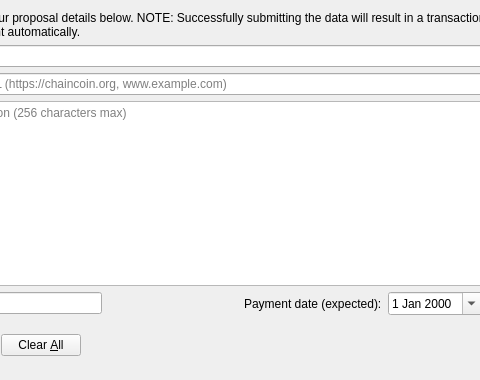
The window that src/qt/forms/proposaldialog.ui (DreamShokk/bagicoin) describes before a commit, drawn with Qt 5; both pictures show x 96 to 576 and y 0 to 380 of the 700 by 380 pixel window.
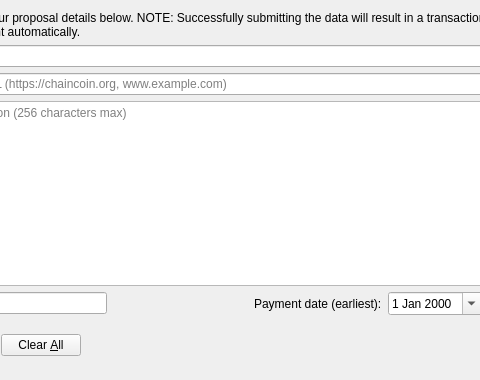
The same window after the commit. Icons and pictures are not drawn. Custom widgets are drawn as their Qt base class.

Commit message: fix window title

What changed in the file:
```diff
--- a/src/qt/forms/proposaldialog.ui
+++ b/src/qt/forms/proposaldialog.ui
@@ -131,7 +131,7 @@
      <item>
       <widget class="QLabel" name="label_2">
        <property name="text">
-        <string>Payment date (expected):</string>
+        <string>Payment date (earliest):</string>
        </property>
       </widget>
      </item>
```
Left out of the diff: 2 changed lines with no effect on the pictures.
